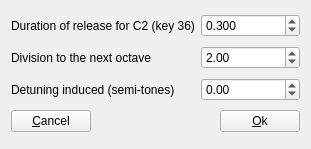
This is sources/editor/tools/release/toolrelease_gui.ui in davy7125/polyphone as Qt 5 draws it before an edit. The edited form follows.
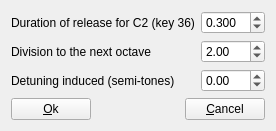
This is the edited form.

Commit message:
Dialog buttons
Ok is left, cancel is right, default is ok

```diff
--- a/sources/editor/tools/release/toolrelease_gui.ui
+++ b/sources/editor/tools/release/toolrelease_gui.ui
@@ -6,8 +6,8 @@
    <rect>
     <x>0</x>
     <y>0</y>
-    <width>311</width>
-    <height>149</height>
+    <width>257</width>
+    <height>128</height>
    </rect>
   </property>
   <property name="windowTitle">
@@ -33,9 +33,9 @@
    <item row="3" column="0" colspan="2">
     <layout class="QHBoxLayout" name="horizontalLayout">
      <item>
-      <widget class="QPushButton" name="pushCancel">
+      <widget class="QPushButton" name="pushOk">
        <property name="text">
-        <string>&amp;Cancel</string>
+        <string>&amp;Ok</string>
        </property>
       </widget>
      </item>
@@ -53,9 +53,9 @@
       </spacer>
      </item>
      <item>
-      <widget class="QPushButton" name="pushOk">
+      <widget class="QPushButton" name="pushCancel">
        <property name="text">
-        <string>&amp;Ok</string>
+        <string>&amp;Cancel</string>
        </property>
       </widget>
      </item>
```
The commit also changes 22 other files.
